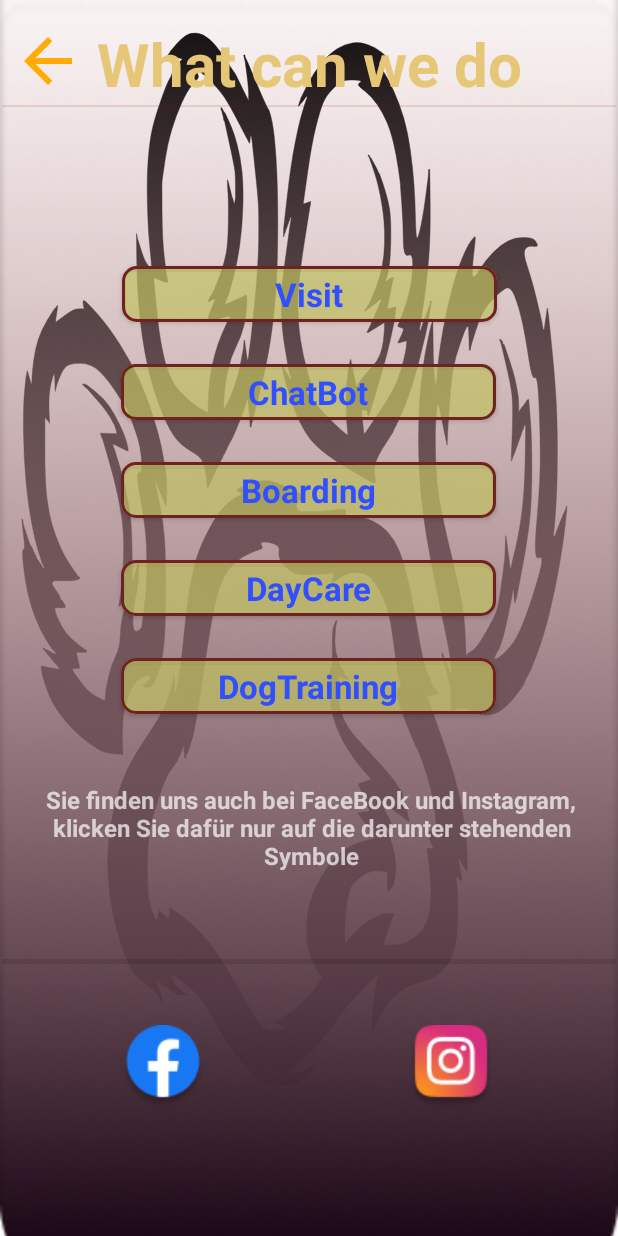
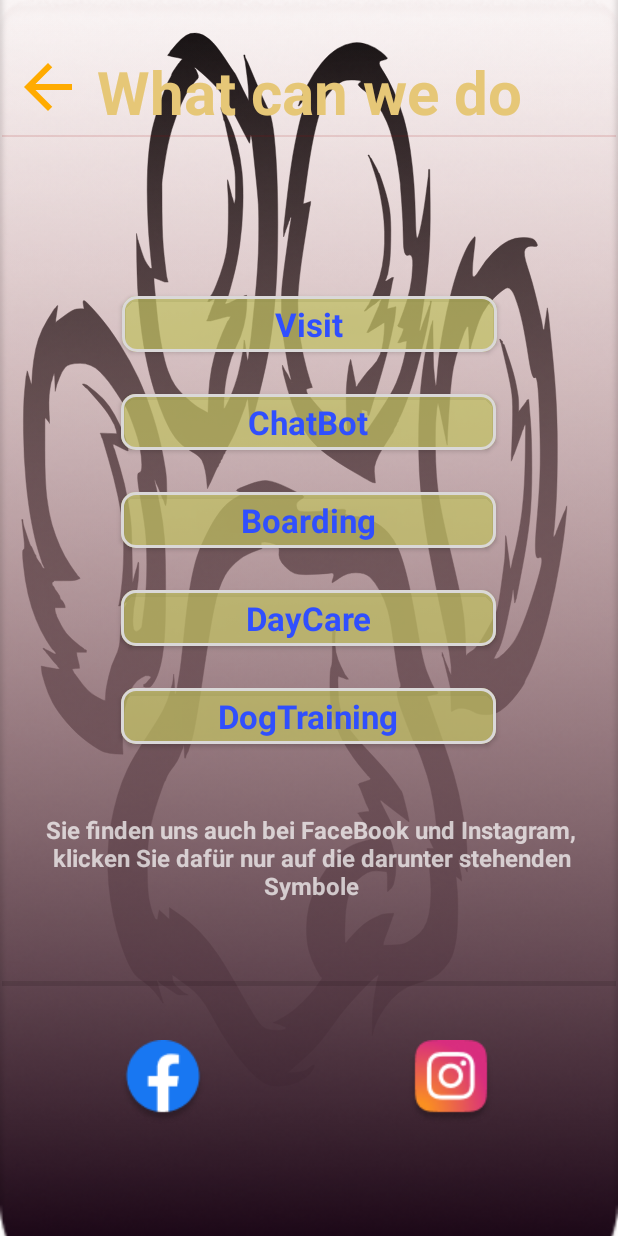
Before and after one commit to AppNewbie86/AndroidAppTemplate, an Android app: the MenuFragment screen opened through its navigation route, on a phone screen of 412 x 824 dp. Run offline under Robolectric (Android 15) with nearby library versions, the phone set to English and light mode, and no system bars; our stand-ins replace data binding; Roboto replaces fonts that are not available here; 1 statement that could not run was skipped.

Commit message:
update3.0

```diff
--- a/app/src/main/res/layout/fragment_dog_friend.xml
+++ b/app/src/main/res/layout/fragment_dog_friend.xml
@@ -253,6 +253,7 @@
                 android:layout_marginEnd="16dp"
                 android:layout_marginBottom="16dp"
                 android:background="#F4F0F0"
+                android:clickable="true"
                 app:layout_constraintBottom_toBottomOf="@+id/imageView"
                 app:layout_constraintEnd_toEndOf="parent"
                 app:srcCompat="@drawable/ic_baseline_camera_24" />
@@ -263,6 +264,7 @@
                 android:layout_height="114dp"
                 android:layout_marginTop="16dp"
                 android:adjustViewBounds="true"
+                android:clickable="true"
                 android:scaleType="centerCrop"
                 app:layout_constraintEnd_toStartOf="@+id/imageView16"
                 app:layout_constraintHorizontal_bias="0.012"
@@ -277,6 +279,7 @@
                 android:layout_marginStart="20dp"
                 android:layout_marginBottom="20dp"
                 android:background="#EDE9E9"
+                android:clickable="true"
                 app:layout_constraintBottom_toBottomOf="@+id/imageView17"
                 app:layout_constraintStart_toStartOf="@+id/imageView17"
                 app:srcCompat="@drawable/ic_baseline_camera_24" />
@@ -286,6 +289,7 @@
                 android:layout_width="wrap_content"
                 android:layout_height="wrap_content"
                 android:background="#FFFEFE"
+                android:clickable="true"
                 app:layout_constraintBottom_toTopOf="@+id/imageView16"
                 app:layout_constraintEnd_toEndOf="@+id/chatBotButton"
                 app:layout_constraintStart_toStartOf="@+id/chatBotButton"
--- a/app/src/main/res/layout/fragment_menu.xml
+++ b/app/src/main/res/layout/fragment_menu.xml
@@ -50,7 +50,7 @@
                 android:layout_width="409dp"
                 android:layout_height="1dp"
                 android:layout_marginStart="1dp"
-                android:layout_marginTop="70dp"
+                android:layout_marginTop="90dp"
                 android:layout_marginEnd="1dp"
                 android:background="?android:attr/listDivider"
                 android:backgroundTint="#9A0404"
@@ -67,7 +67,7 @@
                 app:layout_constraintBottom_toBottomOf="@+id/divider"
                 app:layout_constraintStart_toStartOf="parent"
                 app:layout_constraintTop_toTopOf="parent"
-                app:layout_constraintVertical_bias="0.702"
+                app:layout_constraintVertical_bias="0.79"
                 app:srcCompat="@drawable/ic_baseline_arrow_back_24"
                 app:tint="#FFAB00" />
 
@@ -86,7 +86,7 @@
                 app:layout_constraintEnd_toEndOf="parent"
                 app:layout_constraintStart_toStartOf="parent"
                 app:layout_constraintTop_toBottomOf="@+id/divider"
-                app:strokeColor="#702121"
+                app:strokeColor="#DAD8D8"
                 app:strokeWidth="2dp" />
 
             <Button
@@ -105,7 +105,7 @@
                 app:layout_constraintHorizontal_bias="0.496"
                 app:layout_constraintStart_toStartOf="parent"
                 app:layout_constraintTop_toBottomOf="@+id/visitBtn"
-                app:strokeColor="#702121"
+                app:strokeColor="#FFDAD8D8"
                 app:strokeWidth="2dp" />
 
             <Button
@@ -124,7 +124,7 @@
                 app:layout_constraintHorizontal_bias="0.496"
                 app:layout_constraintStart_toStartOf="parent"
                 app:layout_constraintTop_toBottomOf="@+id/chatBotBtn"
-                app:strokeColor="#702121"
+                app:strokeColor="#FFDAD8D8"
                 app:strokeWidth="2dp" />
 
             <Button
@@ -143,7 +143,7 @@
                 app:layout_constraintHorizontal_bias="0.496"
                 app:layout_constraintStart_toStartOf="parent"
                 app:layout_constraintTop_toBottomOf="@+id/boardingBtn"
-                app:strokeColor="#702121"
+                app:strokeColor="#FFDAD8D8"
                 app:strokeWidth="2dp" />
 
             <Button
@@ -162,7 +162,7 @@
                 app:layout_constraintHorizontal_bias="0.496"
                 app:layout_constraintStart_toStartOf="parent"
                 app:layout_constraintTop_toBottomOf="@+id/dayCareBtn"
-                app:strokeColor="#702121"
+                app:strokeColor="#FFDAD8D8"
                 app:strokeWidth="2dp" />
 
             <TextView
```
